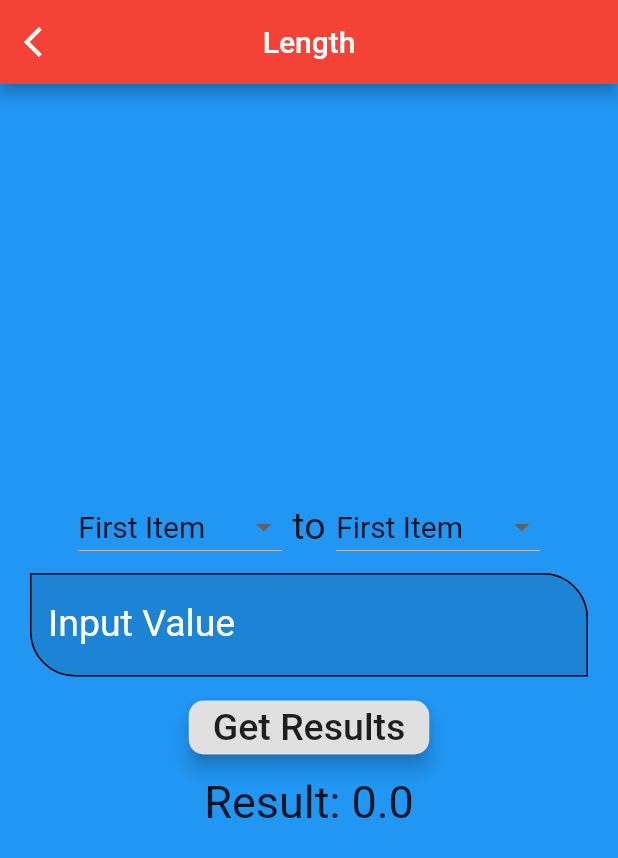
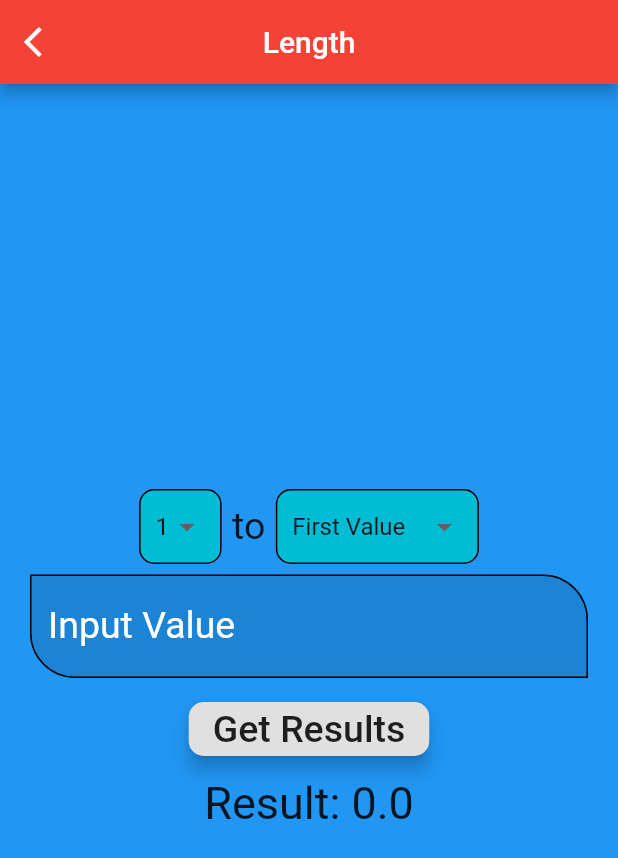
Before and after one commit to hemangdtu/ieee_microhacks, a Flutter app: the screen it shows after launch, after a tap on "Length", on a phone screen of 412 x 824 dp. Shown: the top 858 px of the screen. Run offline on Flutter 3.47's test engine with Material 2 defaults, Android fonts, the phone set to English and light mode, and no system bars.

Commit message:
Independent list data for Conversion Screen

```diff
--- a/lib/conversion.dart
+++ b/lib/conversion.dart
@@ -1,4 +1,5 @@
 import 'package:flutter/material.dart';
+import 'package:ieee_microhacks/list_items.dart';
 
 class ConversionClass extends StatefulWidget {
   final String appBarTitle;
@@ -11,8 +12,47 @@ class ConversionClass extends StatefulWidget {
 class _ConversionClassState extends State<ConversionClass> {
   TextEditingController _iptText = TextEditingController();
   double res = 0;
-  int _value = 1;
   int _value2 = 1;
+
+  List<DropdownMenuItem<ListItem>> _dropdownMenuItems;
+  ListItem _selectedItem;
+
+  List<DropdownMenuItem<ListItem>> _dropdownMenuItems2;
+  ListItem _selectedItem2;
+
+  void initState() {
+    super.initState();
+    _dropdownMenuItems = buildDropDownMenuItems(dropdownItems);
+    _dropdownMenuItems2 = buildDropDownMenuItems(dropdownItems2);
+    _selectedItem = _dropdownMenuItems[0].value;
+    _selectedItem2 = _dropdownMenuItems2[0].value;
+  }
+
+  List<DropdownMenuItem<ListItem>> buildDropDownMenuItems(List listItems) {
+    List<DropdownMenuItem<ListItem>> items = List();
+    for (ListItem listItem in listItems) {
+      items.add(
+        DropdownMenuItem(
+          child: Text(listItem.name),
+          value: listItem,
+        ),
+      );
+    }
+    return items;
+  }
+
+  List<DropdownMenuItem<ListItem>> buildDropDownMenuItems2(List listItems) {
+    List<DropdownMenuItem<ListItem>> items = List();
+    for (ListItem listItem in listItems) {
+      items.add(
+        DropdownMenuItem(
+          child: Text(listItem.name),
+          value: listItem,
+        ),
+      );
+    }
+    return items;
+  }
 
   @override
   Widget build(BuildContext context) {
@@ -38,43 +78,24 @@ class _ConversionClassState extends State<ConversionClass> {
                     children: [
                       Padding(
                         padding: const EdgeInsets.all(7.0),
-                        child: DropdownButton(
-                            value: _value2,
-                            items: [
-                              DropdownMenuItem(
-                                child: Text(
-                                  "First Item",
-                                  style: TextStyle(fontSize: 20.0),
-                                ),
-                                value: 1,
-                              ),
-                              DropdownMenuItem(
-                                child: Text(
-                                  "Second Item",
-                                  style: TextStyle(fontSize: 20.0),
-                                ),
-                                value: 2,
-                              ),
-                              DropdownMenuItem(
-                                child: Text(
-                                  "Third Item",
-                                  style: TextStyle(fontSize: 20.0),
-                                ),
-                                value: 3,
-                              ),
-                              DropdownMenuItem(
-                                child: Text(
-                                  "Fourth Item",
-                                  style: TextStyle(fontSize: 20.0),
-                                ),
-                                value: 4,
-                              )
-                            ],
-                            onChanged: (value2) {
+                        child: Container(
+                          padding:
+                              const EdgeInsets.only(left: 10.0, right: 10.0),
+                          decoration: BoxDecoration(
+                              borderRadius: BorderRadius.circular(10.0),
+                              color: Colors.cyan,
+                              border: Border.all()),
+                          child: DropdownButtonHideUnderline(
+                            child: DropdownButton<ListItem>(
+                                value: _selectedItem2,
+                                items: _dropdownMenuItems2,
+                                onChanged: (value) {
                                   setState(() {
-                                _value2 = value2;
+                                    _selectedItem2 = value;
                                   });
                                 }),
+                          ),
+                        ),
                       ),
                       Text(
                         "to",
@@ -82,43 +103,24 @@ class _ConversionClassState extends State<ConversionClass> {
                       ),
                       Padding(
                         padding: const EdgeInsets.all(7.0),
-                        child: DropdownButton(
-                            value: _value,
-                            items: [
-                              DropdownMenuItem(
-                                child: Text(
-                                  "First Item",
-                                  style: TextStyle(fontSize: 20.0),
-                                ),
-                                value: 1,
-                              ),
-                              DropdownMenuItem(
-                                child: Text(
-                                  "Second Item",
-                                  style: TextStyle(fontSize: 20.0),
-                                ),
-                                value: 2,
-                              ),
-                              DropdownMenuItem(
-                                child: Text(
-                                  "Third Item",
-                                  style: TextStyle(fontSize: 20.0),
-                                ),
-                                value: 3,
-                              ),
-                              DropdownMenuItem(
-                                child: Text(
-                                  "Fourth Item",
-                                  style: TextStyle(fontSize: 20.0),
-                                ),
-                                value: 4,
-                              )
-                            ],
+                        child: Container(
+                          padding:
+                              const EdgeInsets.only(left: 10.0, right: 10.0),
+                          decoration: BoxDecoration(
+                              borderRadius: BorderRadius.circular(10.0),
+                              color: Colors.cyan,
+                              border: Border.all()),
+                          child: DropdownButtonHideUnderline(
+                            child: DropdownButton<ListItem>(
+                                value: _selectedItem,
+                                items: _dropdownMenuItems,
                                 onChanged: (value) {
                                   setState(() {
-                                _value = value;
+                                    _selectedItem = value;
                                   });
                                 }),
+                          ),
+                        ),
                       )
                     ],
                   ),
--- a/lib/list_items.dart
+++ b/lib/list_items.dart
@@ -2,3 +2,24 @@ List<List<String>> items = [
   ["Grams", "Kilograms"],
   ["Millimeters", "Centimeters", "Meters", "Kilometers"]
 ];
+
+class ListItem {
+  int value;
+  String name;
+
+  ListItem(this.value, this.name);
+}
+
+List<ListItem> dropdownItems = [
+  ListItem(1, "First Value"),
+  ListItem(2, "Second Item"),
+  ListItem(3, "Third Item"),
+  ListItem(4, "Fourth Item")
+];
+List<ListItem> dropdownItems2 = [
+  ListItem(1, "1"),
+  ListItem(2, "2"),
+  ListItem(3, "3"),
+  ListItem(4, "4"),
+  ListItem(5, "5"),
+];
```
Lines whose indentation alone changed are shown as unchanged.
